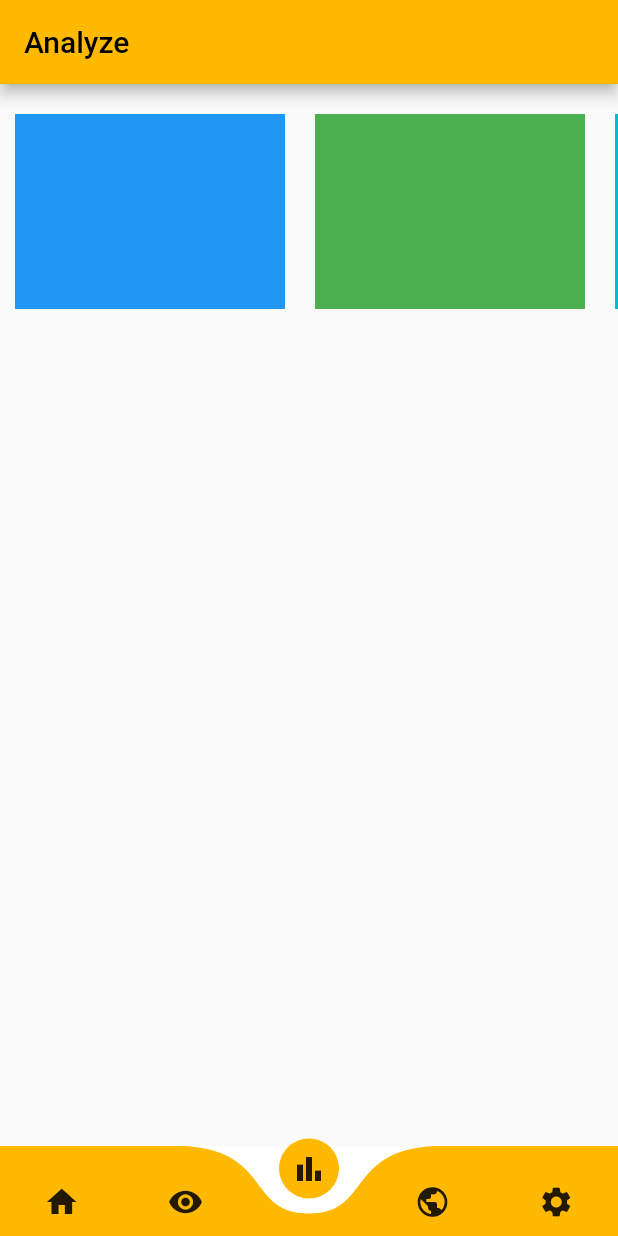
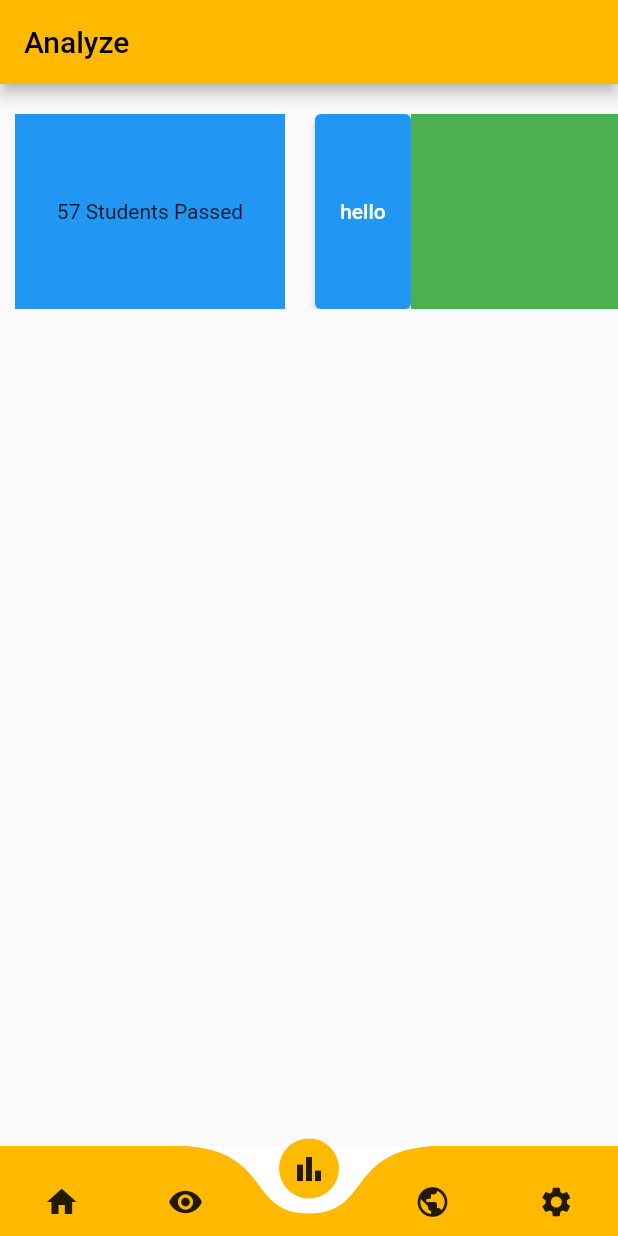
Before and after one commit to masoodtamboli/scrapie, a Flutter app: the screen it shows after launch, item 3 of the bottom bar chosen, on a phone screen of 412 x 824 dp. Run offline on Flutter 3.47's test engine with Material 2 defaults, Android fonts, the phone set to English and light mode, and no system bars; drawn by our look-alikes of curved_navigation_bar; our stand-ins replace csv, get; missing offline and left inert: beautiful_soup_dart, flutter_share.

Commit message:
New Commit

```diff
--- /dev/null
+++ b/lib/Controller/AnalyzeController.dart
@@ -0,0 +1,10 @@
+import 'dart:developer';
+import 'package:get/get.dart';
+import 'package:scrapie/Controller/FetchController.dart';
+
+class AnalyzeController extends GetxController {
+  FetchController _ContentController = Get.find();
+  void Test() {
+    log('${_ContentController.content}');
+  }
+}
--- a/lib/Controller/FetchController.dart
+++ b/lib/Controller/FetchController.dart
@@ -11,6 +11,7 @@ class FetchController extends GetxController {
   String url = "";
   var completedSeats = 0.obs;
   bool interrupt = false;
+  var subjects1, header1, names, marks, percentage, totalMarks, credits;
 
   List<String> subjects = [];
   List<String> header = [];
--- /dev/null
+++ b/lib/Controller/init.dart
@@ -0,0 +1,6 @@
+import 'package:get/get.dart';
+import 'package:scrapie/Controller/FetchController.dart';
+
+Future<void> init() async {
+  Get.put(FetchController());
+}
--- a/lib/Screens/Analyze.dart
+++ b/lib/Screens/Analyze.dart
@@ -1,10 +1,11 @@
-import 'package:fl_chart/fl_chart.dart';
+// import 'package:fl_chart/fl_chart.dart';
 import 'package:flutter/material.dart';
+import 'package:get/get.dart';
 import 'package:scrapie/Constants/Values.dart';
+import 'package:scrapie/Controller/AnalyzeController.dart';
 
 class Analyze extends StatelessWidget {
-  const Analyze({Key? key}) : super(key: key);
-
+  AnalyzeController _anaControler = Get.put(AnalyzeController());
   @override
   Widget build(BuildContext context) {
     Size size = MediaQuery.of(context).size;
@@ -27,8 +28,16 @@ class Analyze extends StatelessWidget {
               Container(
                 width: 180.0,
                 color: Colors.blue,
+                child: Center(
+                  child: Text("57 Students Passed"),
+                ),
               ),
               SizedBox(width: 20),
+              ElevatedButton(
+                  onPressed: () {
+                    _anaControler.Test();
+                  },
+                  child: Text("hello")),
               Container(
                 width: 180.0,
                 color: Colors.green,
@@ -40,7 +49,8 @@ class Analyze extends StatelessWidget {
               ),
               SizedBox(width: 20),
             ],
-            )),
+          ),
+        ),
       ),
     );
   }
--- a/lib/Screens/View.dart
+++ b/lib/Screens/View.dart
@@ -11,7 +11,7 @@ class View extends StatefulWidget {
 }
 
 class _ViewState extends State<View> {
-  FetchController _controller = Get.find();
+  FetchController _controller = Get.put(FetchController());
   CsvController _csvController = Get.put(CsvController());
   var path;
   late Size size;
--- a/lib/main.dart
+++ b/lib/main.dart
@@ -2,6 +2,7 @@ import 'package:curved_navigation_bar/curved_navigation_bar.dart';
 import 'package:flutter/material.dart';
 import 'package:get/get.dart';
 import 'package:scrapie/Constants/Values.dart';
+import 'package:scrapie/Controller/init.dart';
 import 'package:scrapie/Screens/Analyze.dart';
 import 'package:scrapie/Screens/Home.dart';
 import 'package:scrapie/Screens/Settings.dart';
@@ -9,7 +10,9 @@ import 'package:scrapie/Screens/View.dart';
 import 'package:scrapie/Screens/ViewStudResult.dart';
 
 // ^ Start of the app
-void main() {
+void main() async {
+  WidgetsFlutterBinding.ensureInitialized();
+  await init();
   runApp(
     GetMaterialApp(
       title: "Scrapie",
```
Also changed, not shown: lib/Screens/ViewStudResult.dart (+7 -1 lines), pubspec.lock. Lines whose indentation alone changed are shown as unchanged.
